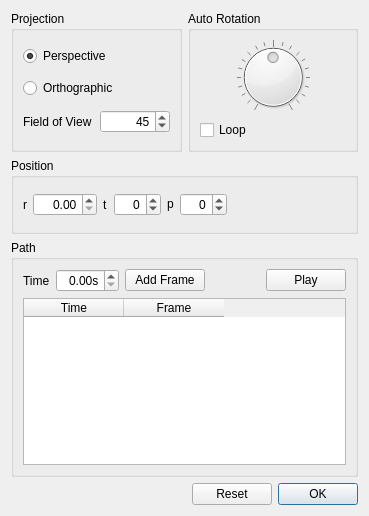
First picture: the form in src/Viewer/CameraDialog.ui, repository nutjunkie/IQmol, before the edit.
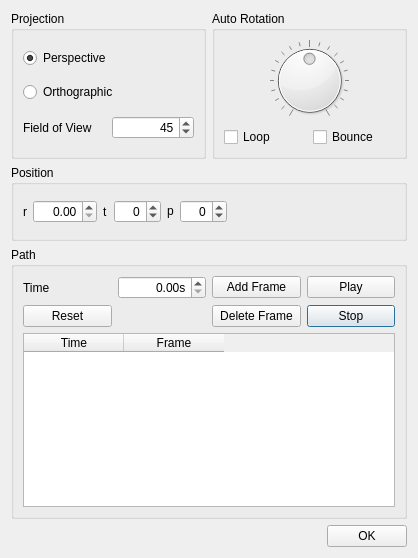
Second picture: the form after the edit.

Commit message: Changed key frame interpolation to avoid artifacts

The edit to the form file:
```diff
--- a/src/Viewer/CameraDialog.ui
+++ b/src/Viewer/CameraDialog.ui
@@ -6,8 +6,8 @@
    <rect>
     <x>0</x>
     <y>0</y>
-    <width>369</width>
-    <height>516</height>
+    <width>418</width>
+    <height>558</height>
    </rect>
   </property>
   <property name="windowTitle">
@@ -92,11 +92,22 @@
          </widget>
         </item>
         <item>
-         <widget class="QCheckBox" name="loopCheckBox">
-          <property name="text">
-           <string>Loop</string>
-          </property>
-         </widget>
+         <layout class="QHBoxLayout" name="horizontalLayout_6">
+          <item>
+           <widget class="QCheckBox" name="loopCheckBox">
+            <property name="text">
+             <string>Loop</string>
+            </property>
+           </widget>
+          </item>
+          <item>
+           <widget class="QCheckBox" name="bounceCheckBox">
+            <property name="text">
+             <string>Bounce</string>
+            </property>
+           </widget>
+          </item>
+         </layout>
         </item>
        </layout>
       </widget>
@@ -207,15 +218,49 @@
      </property>
      <layout class="QVBoxLayout" name="verticalLayout_2">
       <item>
-       <layout class="QHBoxLayout" name="horizontalLayout_3">
-        <item>
+       <layout class="QGridLayout" name="gridLayout">
+        <item row="1" column="3">
+         <widget class="QPushButton" name="stopButton">
+          <property name="text">
+           <string>Stop</string>
+          </property>
+         </widget>
+        </item>
+        <item row="0" column="3">
+         <widget class="QPushButton" name="playButton">
+          <property name="text">
+           <string>Play</string>
+          </property>
+          <property name="autoDefault">
+           <bool>false</bool>
+          </property>
+         </widget>
+        </item>
+        <item row="1" column="2">
+         <widget class="QPushButton" name="deleteFrameButton">
+          <property name="text">
+           <string>Delete Frame</string>
+          </property>
+         </widget>
+        </item>
+        <item row="0" column="2">
+         <widget class="QPushButton" name="addFrameButton">
+          <property name="text">
+           <string>Add Frame</string>
+          </property>
+          <property name="autoDefault">
+           <bool>false</bool>
+          </property>
+         </widget>
+        </item>
+        <item row="0" column="0">
          <widget class="QLabel" name="label_2">
           <property name="text">
            <string>Time</string>
           </property>
          </widget>
         </item>
-        <item>
+        <item row="0" column="1">
          <widget class="QDoubleSpinBox" name="time">
           <property name="alignment">
            <set>Qt::AlignRight|Qt::AlignTrailing|Qt::AlignVCenter</set>
@@ -225,33 +270,10 @@
           </property>
          </widget>
         </item>
-        <item>
-         <widget class="QPushButton" name="addFrameButton">
+        <item row="1" column="0">
+         <widget class="QPushButton" name="resetButton">
           <property name="text">
-           <string>Add Frame</string>
-          </property>
-          <property name="autoDefault">
-           <bool>false</bool>
-          </property>
-         </widget>
-        </item>
-        <item>
-         <spacer name="horizontalSpacer">
-          <property name="orientation">
-           <enum>Qt::Horizontal</enum>
-          </property>
-          <property name="sizeHint" stdset="0">
-           <size>
-            <width>40</width>
-            <height>20</height>
-           </size>
-          </property>
-         </spacer>
-        </item>
-        <item>
-         <widget class="QPushButton" name="playButton">
-          <property name="text">
-           <string>Play</string>
+           <string>Reset</string>
           </property>
           <property name="autoDefault">
            <bool>false</bool>
@@ -292,16 +314,6 @@
        </property>
       </spacer>
      </item>
-     <item>
-      <widget class="QPushButton" name="resetButton">
-       <property name="text">
-        <string>Reset</string>
-       </property>
-       <property name="autoDefault">
-        <bool>false</bool>
-       </property>
-      </widget>
-     </item>
      <item>
       <widget class="QPushButton" name="okButton">
        <property name="text">
```
Left out of the diff: 4 changed lines with no effect on the pictures. The commit also changes 3 other files.
